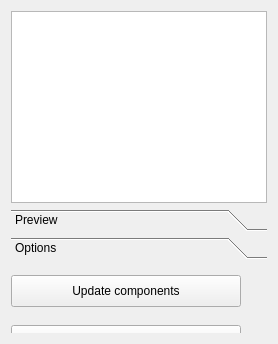
This is CdbsModules/cadbase_library.ui in mnnxp/cadbaselibrary-freecad as Qt 5 draws it before an edit. The edited form follows.
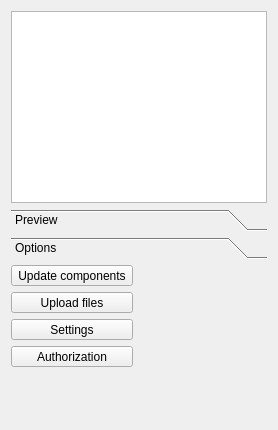
This is the edited form.

The edit to the form file:
```diff
--- a/CdbsModules/cadbase_library.ui
+++ b/CdbsModules/cadbase_library.ui
@@ -22,11 +22,17 @@
    <item>
     <widget class="QToolBox" name="toolBox">
      <property name="sizePolicy">
-      <sizepolicy hsizetype="Expanding" vsizetype="Preferred">
+      <sizepolicy hsizetype="Expanding" vsizetype="Expanding">
        <horstretch>0</horstretch>
        <verstretch>0</verstretch>
       </sizepolicy>
      </property>
+     <property name="minimumSize">
+      <size>
+       <width>0</width>
+       <height>210</height>
+      </size>
+     </property>
      <property name="acceptDrops">
       <bool>false</bool>
      </property>
@@ -71,22 +77,43 @@
        <rect>
         <x>0</x>
         <y>0</y>
+        <width>222</width>
+        <height>144</height>
        </rect>
       </property>
+      <property name="sizePolicy">
+       <sizepolicy hsizetype="Expanding" vsizetype="Expanding">
+        <horstretch>0</horstretch>
+        <verstretch>0</verstretch>
+       </sizepolicy>
+      </property>
       <attribute name="label">
        <string>Options</string>
       </attribute>
+      <widget class="QWidget" name="verticalWidget">
+       <property name="geometry">
+        <rect>
+         <x>0</x>
+         <y>0</y>
+        </rect>
+       </property>
+       <property name="minimumSize">
+        <size>
+         <width>70</width>
+         <height>60</height>
+        </size>
+       </property>
+       <layout class="QVBoxLayout" name="verticalLayout_2">
+        <property name="spacing">
+         <number>6</number>
+        </property>
+        <property name="sizeConstraint">
+         <enum>QLayout::SetFixedSize</enum>
+        </property>
+        <item>
       <widget class="QToolButton" name="updatebutton">
-       <property name="geometry">
-        <rect>
-         <x>0</x>
-         <y>10</y>
-         <width>230</width>
-         <height>32</height>
-        </rect>
-       </property>
        <property name="sizePolicy">
-        <sizepolicy hsizetype="Preferred" vsizetype="Preferred">
+           <sizepolicy hsizetype="Expanding" vsizetype="Expanding">
          <horstretch>0</horstretch>
          <verstretch>0</verstretch>
         </sizepolicy>
@@ -97,40 +124,15 @@
        <property name="text">
         <string>Update components</string>
        </property>
-      </widget>
-      <widget class="QToolButton" name="configbutton">
-       <property name="geometry">
-        <rect>
-         <x>0</x>
-         <y>110</y>
-         <width>230</width>
-         <height>32</height>
-        </rect>
-       </property>
-       <property name="sizePolicy">
-        <sizepolicy hsizetype="Preferred" vsizetype="Preferred">
-         <horstretch>0</horstretch>
-         <verstretch>0</verstretch>
-        </sizepolicy>
-       </property>
-       <property name="cursor">
-        <cursorShape>PointingHandCursor</cursorShape>
-       </property>
-       <property name="text">
-        <string>Settings</string>
-       </property>
-      </widget>
+          <property name="autoExclusive">
+           <bool>false</bool>
+          </property>
+         </widget>
+        </item>
+        <item>
       <widget class="QToolButton" name="uploadbutton">
-       <property name="geometry">
-        <rect>
-         <x>0</x>
-         <y>60</y>
-         <width>230</width>
-         <height>32</height>
-        </rect>
-       </property>
        <property name="sizePolicy">
-        <sizepolicy hsizetype="Preferred" vsizetype="Preferred">
+           <sizepolicy hsizetype="Expanding" vsizetype="Expanding">
          <horstretch>0</horstretch>
          <verstretch>0</verstretch>
         </sizepolicy>
@@ -141,6 +143,41 @@
        <property name="text">
         <string>Upload files</string>
        </property>
+         </widget>
+        </item>
+        <item>
+         <widget class="QToolButton" name="configbutton">
+          <property name="sizePolicy">
+           <sizepolicy hsizetype="Expanding" vsizetype="Expanding">
+            <horstretch>0</horstretch>
+            <verstretch>0</verstretch>
+           </sizepolicy>
+          </property>
+          <property name="cursor">
+           <cursorShape>PointingHandCursor</cursorShape>
+          </property>
+          <property name="text">
+           <string>Settings</string>
+          </property>
+         </widget>
+        </item>
+        <item>
+         <widget class="QToolButton" name="tokenbutton">
+          <property name="sizePolicy">
+           <sizepolicy hsizetype="Expanding" vsizetype="Expanding">
+            <horstretch>0</horstretch>
+            <verstretch>0</verstretch>
+           </sizepolicy>
+          </property>
+          <property name="cursor">
+           <cursorShape>PointingHandCursor</cursorShape>
+          </property>
+          <property name="text">
+           <string>Authorization</string>
+          </property>
+         </widget>
+        </item>
+       </layout>
       </widget>
      </widget>
     </widget>
```
Left out of the diff: 8 changed lines with no effect on the pictures. Lines whose indentation alone changed are shown as unchanged.
